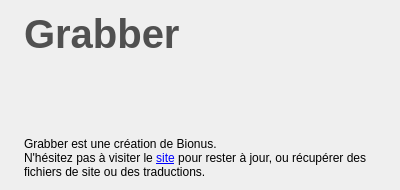
First picture: the form in ui/aboutwindow.ui, repository XanderMld/imgbrd-grabber, before the edit.
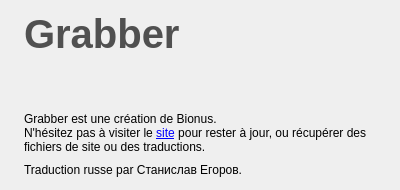
Second picture: the form after the edit. Icons and pictures are not drawn.

What changed in the file:
```diff
--- a/ui/aboutwindow.ui
+++ b/ui/aboutwindow.ui
@@ -67,6 +67,13 @@
        </property>
       </widget>
      </item>
+     <item>
+      <widget class="QLabel" name="labelCredits">
+       <property name="text">
+        <string>Traduction russe par Станислав Егоров.</string>
+       </property>
+      </widget>
+     </item>
     </layout>
    </item>
   </layout>
```
Left out of the diff: 4 changed lines with no effect on the pictures.
